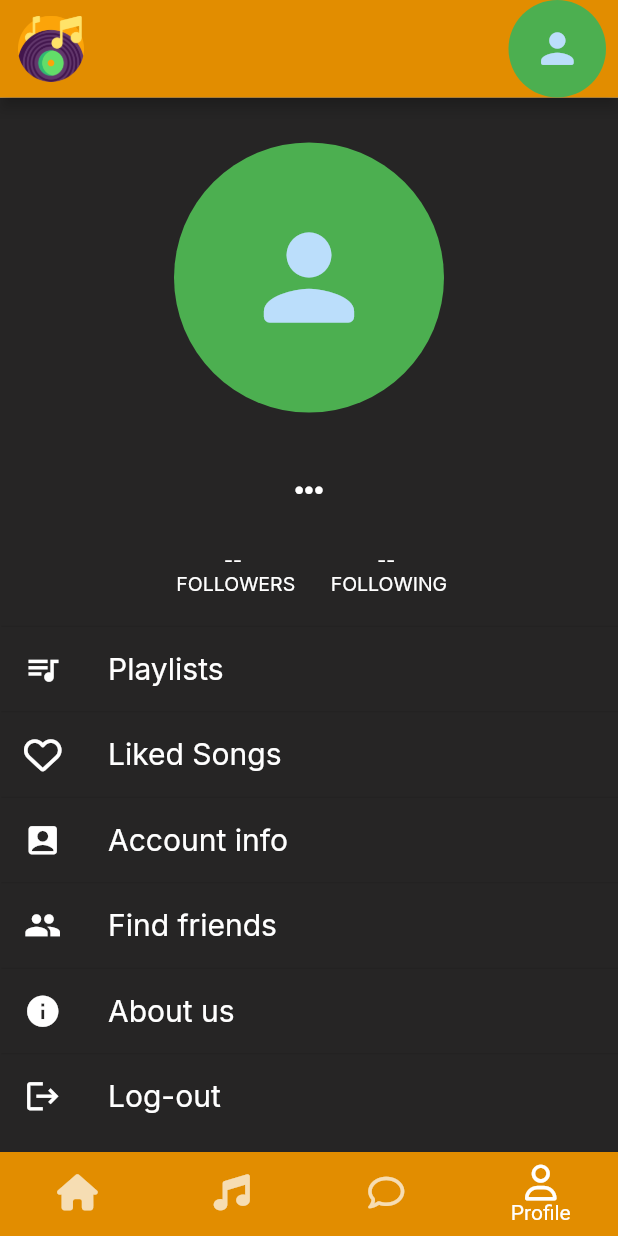
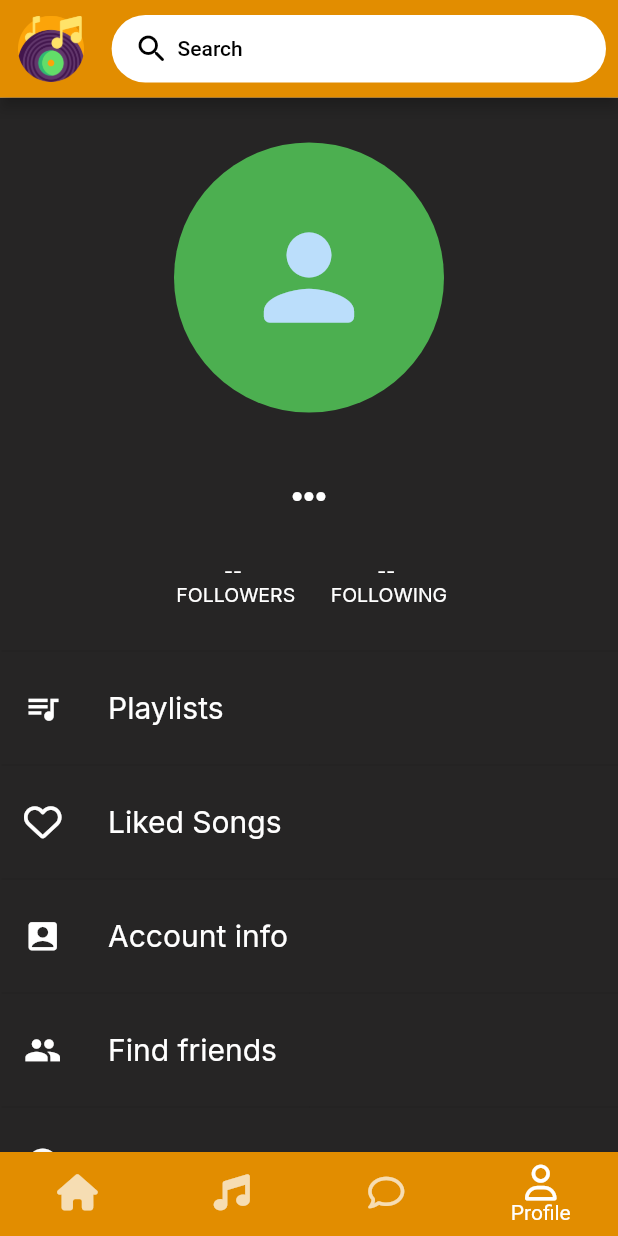
Before and after one commit to franzrocha/MuSikat-App, a Flutter app: the screen it shows once a user with an empty profile is signed in, item 4 of the bottom bar chosen, on a phone screen of 412 x 824 dp. Run offline on Flutter 3.47's test engine with Material 2 defaults, Android fonts, the phone set to English and light mode, and no system bars; our stand-ins replace cloud_firestore, firebase_auth, firebase_core, firebase_storage, flutter_native_splash, font_awesome_flutter and 3 more; missing offline and left inert: cloud_firestore_web, firebase_auth_web, firebase_core_web, firebase_storage_web, image_picker_for_web; accounts and stored records are empty.

Commit message:
modified screens

```diff
--- /dev/null
+++ b/lib/constants.dart
@@ -0,0 +1,3 @@
+import 'package:flutter/material.dart';
+
+const musikatBackgroundColor = Color(0xff262525);
--- a/lib/screens/authentication/auth_screen.dart
+++ b/lib/screens/authentication/auth_screen.dart
@@ -1,12 +1,12 @@
 import 'package:flutter/material.dart';
 import 'package:font_awesome_flutter/font_awesome_flutter.dart';
 import 'package:google_fonts/google_fonts.dart';
+import 'package:musikat_app/constants.dart';
 import 'package:musikat_app/controllers/auth_controller.dart';
-import 'package:musikat_app/screens/home/home_screen.dart';
 import 'package:musikat_app/widgets/nav_bar.dart';
 import 'package:musikat_app/service_locators.dart';
 import '../../controllers/navigation/navigation_service.dart';
-import 'forget_password.dart';
+import 'forgot_password.dart';
 
 class AuthScreen extends StatefulWidget {
   static const String route = 'auth-screen';
@@ -52,7 +52,7 @@ class _AuthScreenState extends State<AuthScreen> {
         builder: (context, Widget? w) {
           if (_authController.working) {
             return const Scaffold(
-              backgroundColor: Color(0xff262525),
+             backgroundColor: musikatBackgroundColor,
               body: Center(
                 child: SizedBox(
                     width: 50,
--- a/lib/screens/authentication/forget_password.dart
+++ b/lib/screens/authentication/forgot_password.dart
@@ -1,6 +1,6 @@
 import 'package:flutter/material.dart';
-import 'package:flutter/src/foundation/key.dart';
-import 'package:flutter/src/widgets/framework.dart';
+
+import '../../constants.dart';
 
 class ForgotPasswordScreen extends StatefulWidget {
   const ForgotPasswordScreen({Key? key}) : super(key: key);
@@ -13,6 +13,7 @@ class _ForgotPasswordScreenState extends State<ForgotPasswordScreen> {
   @override
   Widget build(BuildContext context) {
     return const Scaffold(
+      backgroundColor: musikatBackgroundColor,
 
     );
   }
--- a/lib/screens/authentication/welcome_screen.dart
+++ b/lib/screens/authentication/welcome_screen.dart
@@ -3,7 +3,6 @@ import 'package:font_awesome_flutter/font_awesome_flutter.dart';
 import 'package:google_fonts/google_fonts.dart';
 import 'package:musikat_app/screens/authentication/register_screen.dart';
 import 'auth_screen.dart';
-
 
 class WelcomeScreen extends StatefulWidget {
   static const String route = 'welcome-screen';
@@ -77,7 +76,7 @@ class _WelcomeScreenState extends State<WelcomeScreen> {
                       borderRadius: BorderRadius.circular(60)),
                   child: TextButton(
                     onPressed: () {
-                        Navigator.of(context).push(
+                      Navigator.of(context).push(
                         MaterialPageRoute(
                             builder: (context) => const RegisterScreen()),
                       );
--- a/lib/screens/home/artists_screen.dart
+++ b/lib/screens/home/artists_screen.dart
@@ -1,4 +1,5 @@
 import 'package:flutter/material.dart';
+import 'package:musikat_app/constants.dart';
 
 class ArtistsScreen extends StatefulWidget {
   static const String route = 'artists-screen';
@@ -12,7 +13,7 @@ class _ArtistsScreenState extends State<ArtistsScreen> {
   @override
   Widget build(BuildContext context) {
     return Scaffold(
-       backgroundColor: const Color(0xff262525),
+      backgroundColor: musikatBackgroundColor,
       body: Center(
         child: Column(
           children:const [
--- a/lib/screens/home/chat_home_screen.dart
+++ b/lib/screens/home/chat_home_screen.dart
@@ -1,4 +1,5 @@
 import 'package:flutter/material.dart';
+import 'package:musikat_app/constants.dart';
 
 class ChatHomeScreen extends StatefulWidget {
   const ChatHomeScreen({Key? key}) : super(key: key);
@@ -11,7 +12,7 @@ class _ChatHomeScreenState extends State<ChatHomeScreen> {
   @override
   Widget build(BuildContext context) {
     return Scaffold(
-       backgroundColor: const Color(0xff262525),
+      backgroundColor: musikatBackgroundColor,
       body: Center(
         child: Column(
           children:const [
--- a/lib/screens/home/profile_screen.dart
+++ b/lib/screens/home/profile_screen.dart
@@ -2,6 +2,7 @@ import 'package:firebase_auth/firebase_auth.dart';
 import 'package:flutter/material.dart';
 import 'package:font_awesome_flutter/font_awesome_flutter.dart';
 import 'package:google_fonts/google_fonts.dart';
+import 'package:musikat_app/constants.dart';
 import 'package:musikat_app/controllers/auth_controller.dart';
 import 'package:musikat_app/models/user_model.dart';
 import 'package:musikat_app/screens/home/account_info.dart';
@@ -36,7 +37,7 @@ class _ProfileScreenState extends State<ProfileScreen> {
   @override
   Widget build(BuildContext context) {
     return Scaffold(
-      backgroundColor: const Color(0xff262525),
+      backgroundColor: musikatBackgroundColor,
       body: SafeArea(
         child: SingleChildScrollView(
           child: Center(
@@ -71,8 +72,9 @@ class _ProfileScreenState extends State<ProfileScreen> {
                   height: 20,
                 ),
                 const Divider(
-                  height: 1.0,
+                  height: 20,
                   indent: 1.0,
+
                 ),
                 ListTile(
                   leading: const Icon(Icons.queue_music,
@@ -86,7 +88,7 @@ class _ProfileScreenState extends State<ProfileScreen> {
                   ),
                 ),
                 const Divider(
-                  height: 1.0,
+                  height: 20,
                   indent: 1.0,
                 ),
                 ListTile(
@@ -101,7 +103,7 @@ class _ProfileScreenState extends State<ProfileScreen> {
                   ),
                 ),
                 const Divider(
-                  height: 1.0,
+                  height: 20,
                   indent: 1.0,
                 ),
                 ListTile(
@@ -122,7 +124,7 @@ class _ProfileScreenState extends State<ProfileScreen> {
                   ),
                 ),
                 const Divider(
-                  height: 1.0,
+                  height: 20,
                   indent: 1.0,
                 ),
                 ListTile(
@@ -137,7 +139,7 @@ class _ProfileScreenState extends State<ProfileScreen> {
                   ),
                 ),
                 const Divider(
-                  height: 1.0,
+                  height: 20,
                   indent: 1.0,
                 ),
                 ListTile(
@@ -152,7 +154,7 @@ class _ProfileScreenState extends State<ProfileScreen> {
                   ),
                 ),
                 const Divider(
-                  height: 1.0,
+                  height: 20,
                   indent: 1.0,
                 ),
                 ListTile(
@@ -181,7 +183,7 @@ class _ProfileScreenState extends State<ProfileScreen> {
     return Text(user?.username ?? '...',
         style: GoogleFonts.montserrat(
           color: Colors.white,
-          fontSize: 25,
+          fontSize: 30,
           fontWeight: FontWeight.bold,
         ));
   }
--- a/lib/widgets/nav_bar.dart
+++ b/lib/widgets/nav_bar.dart
@@ -9,6 +9,7 @@ import 'package:musikat_app/screens/home/profile_screen.dart';
 import 'package:musikat_app/service_locators.dart';
 import 'package:musikat_app/services/image_service.dart';
 import 'package:musikat_app/widgets/avatar.dart';
+import 'package:musikat_app/widgets/search_bar.dart';
 
 class NavBar extends StatefulWidget {
   static const String route = 'navbar';
@@ -44,14 +45,15 @@ class _NavBarState extends State<NavBar> {
             child: Image.asset("assets/images/musikat_logo.png",
                         width: 45, height: 47),
           ),
-          actions: [
-            InkWell(
-            onTap: () {
-              ImageService.updateProfileImage();
-            },
-            child: AvatarImage(uid: FirebaseAuth.instance.currentUser!.uid),
-          ),
-          const SizedBox(
+          actions: const [
+            Searchbar(),
+          //   InkWell(
+          //   onTap: () {
+          //     ImageService.updateProfileImage();
+          //   },
+          //   child: AvatarImage(uid: FirebaseAuth.instance.currentUser!.uid),
+          // ),
+          SizedBox(
             width: 8,
           ),
           ]),
--- /dev/null
+++ b/lib/widgets/search_bar.dart
@@ -0,0 +1,45 @@
+import 'package:flutter/material.dart';
+
+class Searchbar extends StatelessWidget {
+  const Searchbar({Key? key}) : super(key: key);
+
+  @override
+  Widget build(BuildContext context) {
+    return Padding(
+      padding: const EdgeInsets.symmetric(vertical: 10.0),
+      child: Container(
+        height: 42,
+        width: MediaQuery.of(context).size.width / 1.25,
+        decoration: BoxDecoration(
+            color: Colors.white, borderRadius: BorderRadius.circular(50)),
+        child: TextButton(
+          onPressed: () {
+            // Navigator.of(context).push(
+            // //   MaterialPageRoute(
+            // //     builder: (context) => const AuthScreen(),
+            // //   ),
+            // // );
+          },
+          child: Padding(
+            padding: const EdgeInsets.all(2.0),
+            child: Row(
+              children: const [
+                SizedBox(
+                  width: 5,
+                ),
+                Icon(Icons.search_rounded, color: Colors.black),
+                SizedBox(
+                  width: 5,
+                ),
+                Text(
+                  'Search',
+                  style: TextStyle(color: Colors.black),
+                ),
+              ],
+            ),
+          ),
+        ),
+      ),
+    );
+  }
+}
```
Also changed, not shown: lib/screens/authentication/register_screen.dart (+4 -3 lines), lib/screens/home/account_info.dart (+45 -0 lines), lib/screens/home/home_screen.dart (+6 -9 lines), 1 other file.
